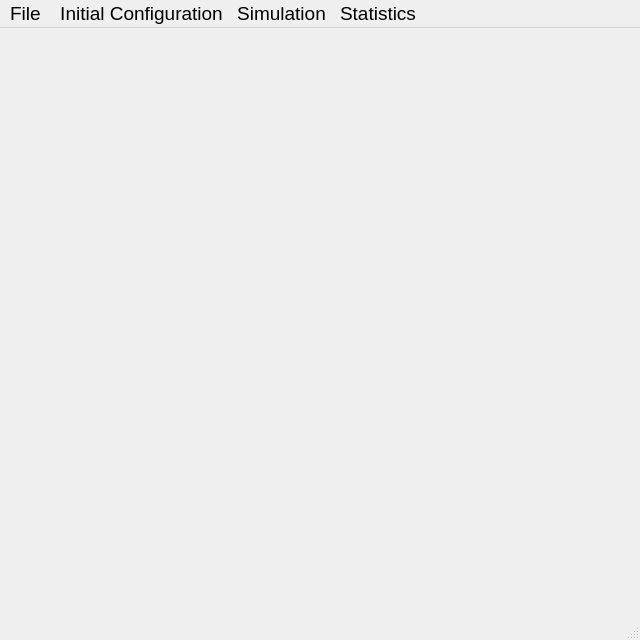
Qt form gui/forms/mainwindow.ui (biel-wro/SimBaD) before a commit.
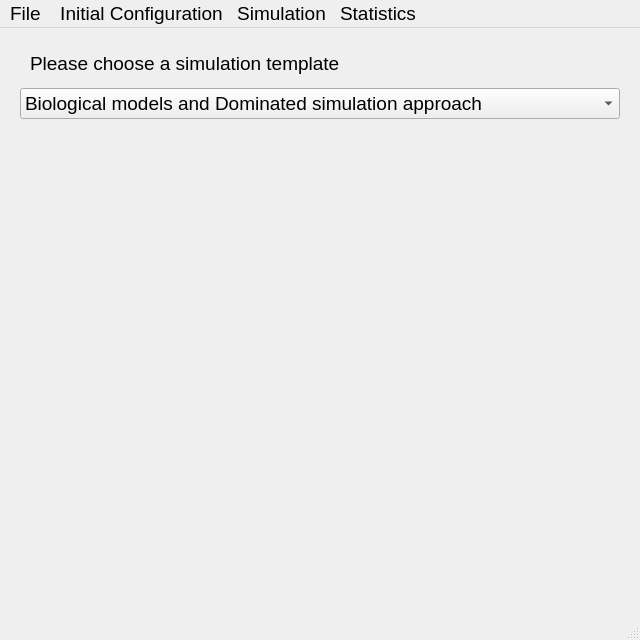
The same form after that commit. Icons and pictures are not drawn.

Diff of the .ui file:
```diff
--- a/gui/forms/mainwindow.ui
+++ b/gui/forms/mainwindow.ui
@@ -18,7 +18,6 @@
   </property>
   <property name="font">
    <font>
-    <family>Arial</family>
     <pointsize>14</pointsize>
    </font>
   </property>
@@ -29,7 +28,56 @@
    <iconset>
     <normaloff>Resources/paint.bmp</normaloff>Resources/paint.bmp</iconset>
   </property>
-  <widget class="QWidget" name="centralwidget"/>
+  <widget class="QWidget" name="centralwidget">
+   <widget class="QComboBox" name="comboBox">
+    <property name="geometry">
+     <rect>
+      <x>20</x>
+      <y>60</y>
+      <width>600</width>
+      <height>31</height>
+     </rect>
+    </property>
+    <property name="toolTip">
+     <string/>
+    </property>
+    <property name="toolTipDuration">
+     <number>-1</number>
+    </property>
+    <property name="statusTip">
+     <string>settings for model and algorithmic approach to simulation</string>
+    </property>
+    <property name="whatsThis">
+     <string extracomment="hhoijo">hohoo</string>
+    </property>
+    <item>
+     <property name="text">
+      <string extracomment="(Birth, Death, Jump, Mutation of the mutiparticles system)">Biological models and Dominated simulation approach</string>
+     </property>
+    </item>
+    <item>
+     <property name="text">
+      <string>Biological models and  Forward simulation approach</string>
+     </property>
+    </item>
+   </widget>
+   <widget class="QLabel" name="label">
+    <property name="geometry">
+     <rect>
+      <x>30</x>
+      <y>20</y>
+      <width>591</width>
+      <height>31</height>
+     </rect>
+    </property>
+    <property name="statusTip">
+     <string>settings for model and algorithmic approach to simulation</string>
+    </property>
+    <property name="text">
+     <string>Please choose a simulation template</string>
+    </property>
+   </widget>
+  </widget>
   <widget class="QStatusBar" name="statusbar"/>
   <widget class="QMenuBar" name="menuBar">
    <property name="geometry">
```
Left out of the diff: 48 changed lines with no effect on the pictures.
